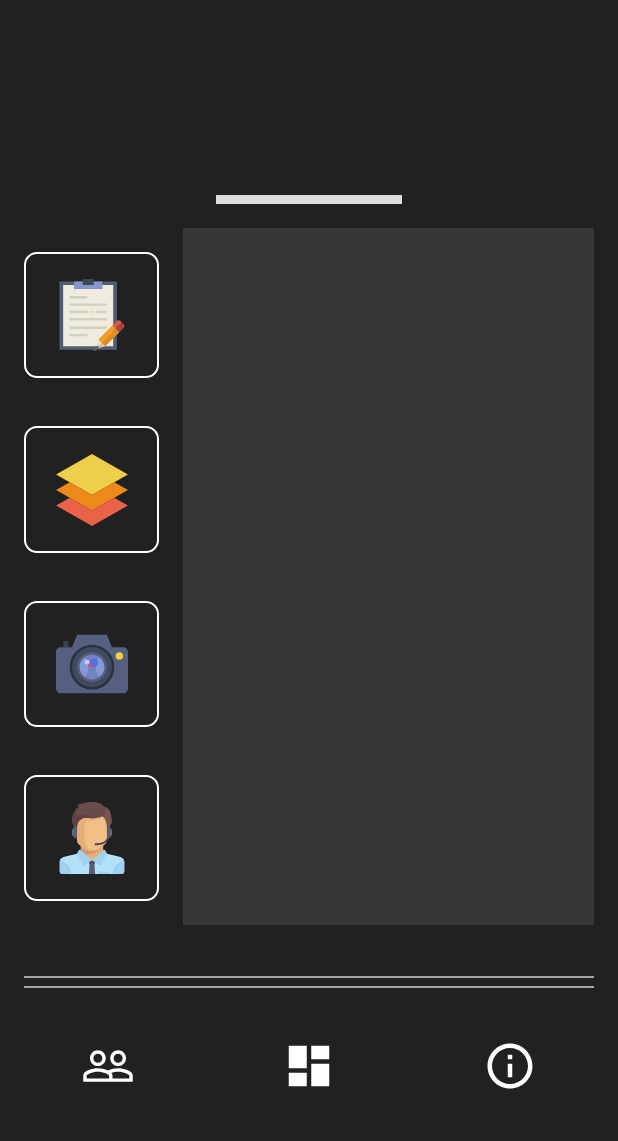
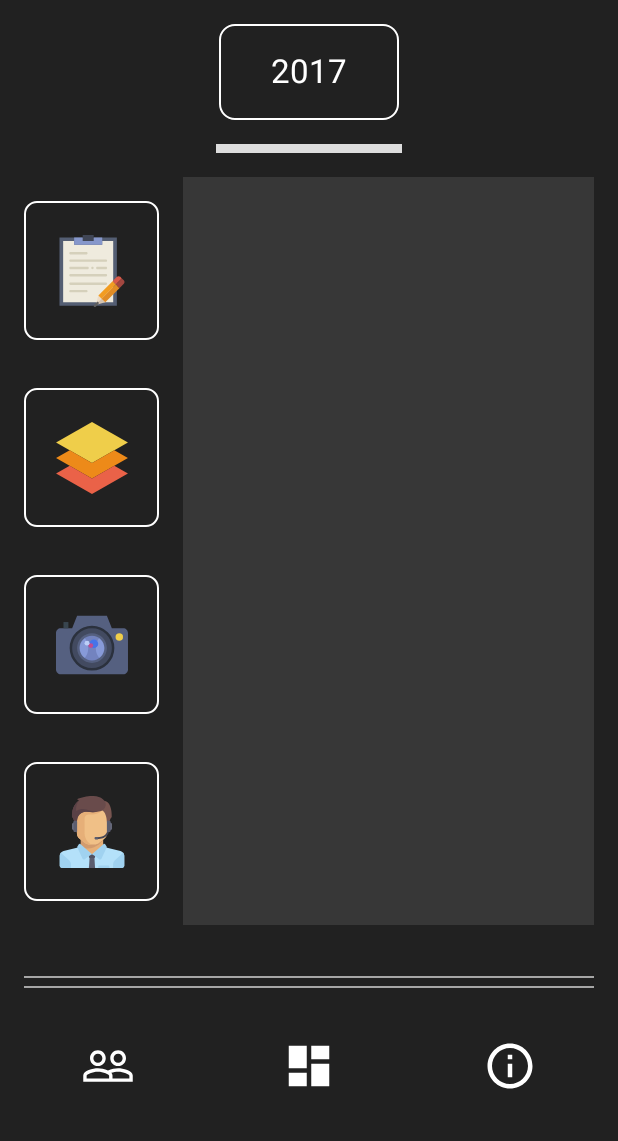
Before and after one commit to abhinav-adtechs/Yearbook-Android-Client, an Android app: the fragment TeamFragment placed in its activity, on a phone screen of 412 x 824 dp, the part 95-1236 px from its top. Run offline under Robolectric (Android 15) with nearby library versions, the phone set to English and light mode, and no system bars; our stand-ins replace ButterKnife; libraries missing offline, so code that uses them is left out: com.liulishuo.filedownloader.

Commit message:
team yearwise sorting done

```diff
--- a/app/src/main/java/in/vit/yearbook/View/NewUI/Team/TeamFragment.java
+++ b/app/src/main/java/in/vit/yearbook/View/NewUI/Team/TeamFragment.java
@@ -1,16 +1,20 @@
 package in.vit.yearbook.View.NewUI.Team;
 
 import android.os.Bundle;
+import android.os.Handler;
 import android.support.annotation.Nullable;
 import android.support.v7.widget.DefaultItemAnimator;
 import android.support.v7.widget.LinearLayoutManager;
+import android.support.v7.widget.LinearSnapHelper;
 import android.support.v7.widget.RecyclerView;
+import android.support.v7.widget.SnapHelper;
 import android.util.Log;
 import android.view.LayoutInflater;
 import android.view.View;
 import android.view.ViewGroup;
 import android.view.animation.AnimationUtils;
 import android.view.animation.LayoutAnimationController;
+import android.widget.AbsListView;
 import android.widget.ImageButton;
 
 import java.util.ArrayList;
@@ -23,8 +27,14 @@ import butterknife.OnClick;
 import in.vit.yearbook.Model.Utils.Constants;
 import in.vit.yearbook.R;
 import in.vit.yearbook.View.NewUI.BaseFragment;
+import in.vit.yearbook.View.NewUI.Dashboard.DashYearAdapter;
+import in.vit.yearbook.View.OldUI.Dashboard.CenterZoomLayoutManager;
 
 public class TeamFragment extends BaseFragment implements View.OnClickListener {
+
+    @BindView(R.id.new_fragment_team_rv_year)
+    RecyclerView rvYear ;
+    DashYearAdapter dashYearAdapter ;
 
     @BindView(R.id.new_fragment_team_btn_editorial)
     ImageButton ibEditorial ;
@@ -47,6 +57,8 @@ public class TeamFragment extends BaseFragment implements View.OnClickListener {
     private Integer currentState = Constants.STATE_EDITORIAL ;
     LayoutAnimationController controller ;
 
+    private int currentYear = 2017 ;
+
 
 
     @Nullable
@@ -62,7 +74,7 @@ public class TeamFragment extends BaseFragment implements View.OnClickListener {
         rvTeam.setLayoutAnimation(controller);
         rvTeam.setItemAnimator(new DefaultItemAnimator());
         rvTeam.setAdapter(teamMembersAdapter);
-        updateEditorialTeam(2017);
+        updateEditorialTeam(currentYear);
 
         return view ;
     }
@@ -75,24 +87,77 @@ public class TeamFragment extends BaseFragment implements View.OnClickListener {
         ibDesign.setOnClickListener(this);
         ibPhotography.setOnClickListener(this);
         ibManagement.setOnClickListener(this);
+        setupRv();
     }
 
+
+    private void setupRv() {
+
+        dashYearAdapter = new DashYearAdapter() ;
+        final RecyclerView.LayoutManager layoutManager = new CenterZoomLayoutManager(this.getActivity().getApplicationContext(),
+                LinearLayoutManager.HORIZONTAL, false) ;
+        rvYear.setLayoutManager(layoutManager);
+        rvYear.setAdapter(dashYearAdapter);
+
+        final SnapHelper snapHelper = new LinearSnapHelper();
+        snapHelper.attachToRecyclerView(rvYear);
+
+
+        new Handler().postDelayed(new Runnable() {
+            @Override
+            public void run() {
+                rvYear.smoothScrollToPosition(0);
+            }
+        }, 20) ;
+
+
+        rvYear.addOnScrollListener(new RecyclerView.OnScrollListener() {
+            @Override
+            public void onScrollStateChanged(RecyclerView recyclerView, int newState) {
+                if(newState == AbsListView.OnScrollListener.SCROLL_STATE_IDLE) {
+                    View centerView = snapHelper.findSnapView(layoutManager);
+                    int pos = layoutManager.getPosition(centerView);
+                    Log.e("Snapped Item Position:","" + pos);
+                    setCurrentYear(pos);
+                }
+            }
+        });
+
+    }
+
+    private void setCurrentYear(int pos) {
+        switch (pos){
+            case 0:
+                currentYear = 2017 ;
+                break;
+            case 1:
+                currentYear = 2016 ;
+                break;
+            case 2:
+                currentYear = 2015 ;
+                break;
+            case 3:
+                currentYear = 2014 ;
+                break;
+        }
+        updateEditorialTeam(currentYear);
+    }
 
     @Override
     public void onClick(View view) {
         switch (view.getId()){
             case R.id.new_fragment_team_btn_editorial:
-                updateEditorialTeam(2017);
+                updateEditorialTeam(currentYear);
                 break;
             case R.id.new_fragment_team_btn_design:
                 Log.i("TAG", "onClick: ");
-                updateDesignTeam(2017);
+                updateDesignTeam(currentYear);
                 break;
             case R.id.new_fragment_team_btn_photography:
-                updatePhotographyTeam(2017);
+                updatePhotographyTeam(currentYear);
                 break;
             case R.id.new_fragment_team_btn_management:
-                updateManagementTeam(2017);
+                updateManagementTeam(currentYear);
                 break;
         }
     }
--- a/app/src/main/res/layout/new_fragment_team.xml
+++ b/app/src/main/res/layout/new_fragment_team.xml
@@ -7,10 +7,33 @@
     android:layout_height="match_parent"
     >
 
-    <com.airbnb.lottie.LottieAnimationView
+    <View
+        android:layout_width="120dp"
+        android:layout_height="0dp"
+        android:layout_margin="16dp"
+        android:background="@drawable/rounded_rectangle_tube"
+        app:layout_constraintLeft_toLeftOf="parent"
+        app:layout_constraintRight_toRightOf="parent"
+        app:layout_constraintTop_toTopOf="parent"
+        android:layout_marginTop="16dp"
+        app:layout_constraintHorizontal_bias="0.5"
+        android:layout_marginBottom="16dp"
+        app:layout_constraintBottom_toTopOf="@+id/solid_white_up"
+        tools:layout_constraintTop_creator="1"
+        tools:layout_constraintRight_creator="1"
+        tools:layout_constraintBottom_creator="1"
+        tools:layout_constraintLeft_creator="1"
+        app:layout_constraintVertical_bias="0.5" />
+
+    <android.support.v7.widget.RecyclerView
+        android:id="@+id/new_fragment_team_rv_year"
         android:layout_width="0dp"
-        android:layout_height="90dp"
-
+        android:layout_height="?attr/actionBarSize"
+        android:orientation="horizontal"
+        app:lottie_fileName="book_flip.json"
+        android:paddingStart="36dp"
+        android:paddingEnd="36dp"
+        android:clipToPadding="false"
         android:layout_marginLeft="16dp"
         app:layout_constraintLeft_toLeftOf="parent"
         android:layout_marginRight="16dp"
@@ -19,7 +42,7 @@
         android:layout_marginTop="16dp"
         android:layout_marginStart="16dp"
         android:layout_marginEnd="16dp"
-        android:id="@+id/new_fragment_team_top_animation"
+        app:layout_constraintHorizontal_bias="0.0"
         tools:layout_constraintRight_creator="1"
         tools:layout_constraintLeft_creator="1" />
 
@@ -33,7 +56,7 @@
         app:layout_constraintLeft_toLeftOf="parent"
         app:layout_constraintRight_toRightOf="parent"
         android:layout_marginTop="24dp"
-        app:layout_constraintTop_toBottomOf="@+id/new_fragment_team_top_animation"
+        app:layout_constraintTop_toBottomOf="@+id/new_fragment_team_rv_year"
 
         android:layout_marginStart="144dp"
         android:layout_marginEnd="144dp"
```
